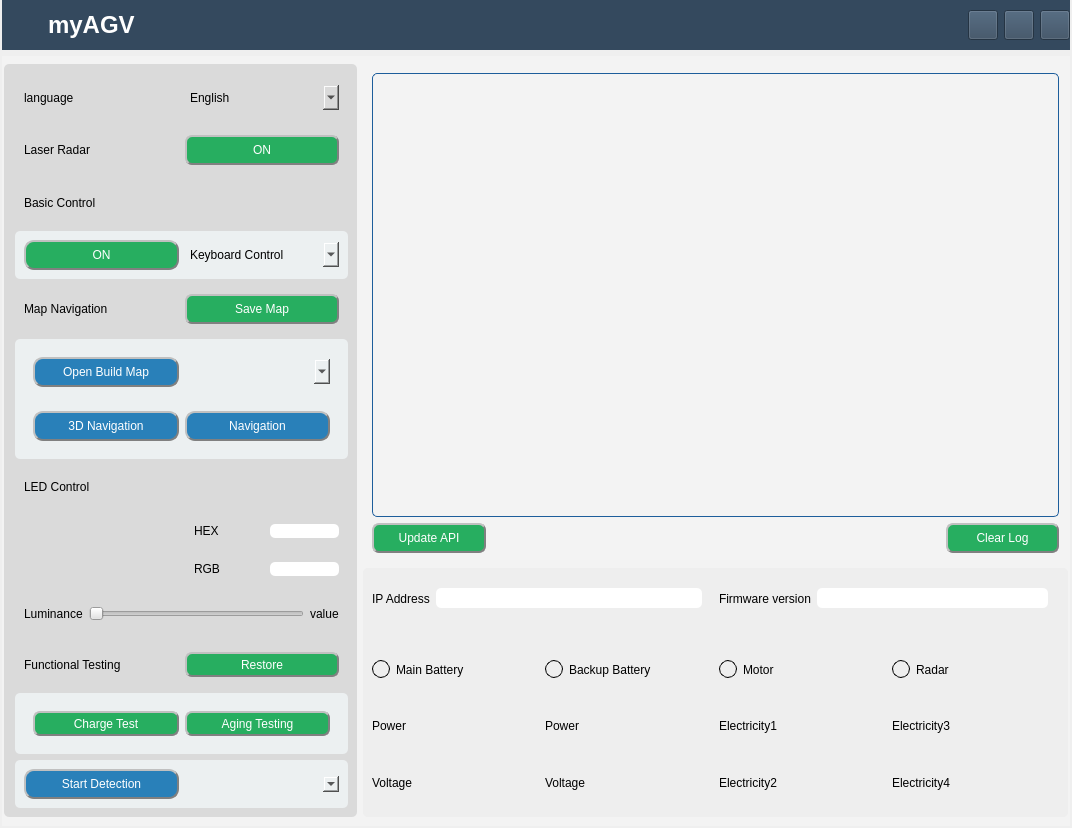
This is widgets/ui/operation.ui in elephantrobotics/AGV_UI as Qt 5 draws it before an edit. The edited form follows.
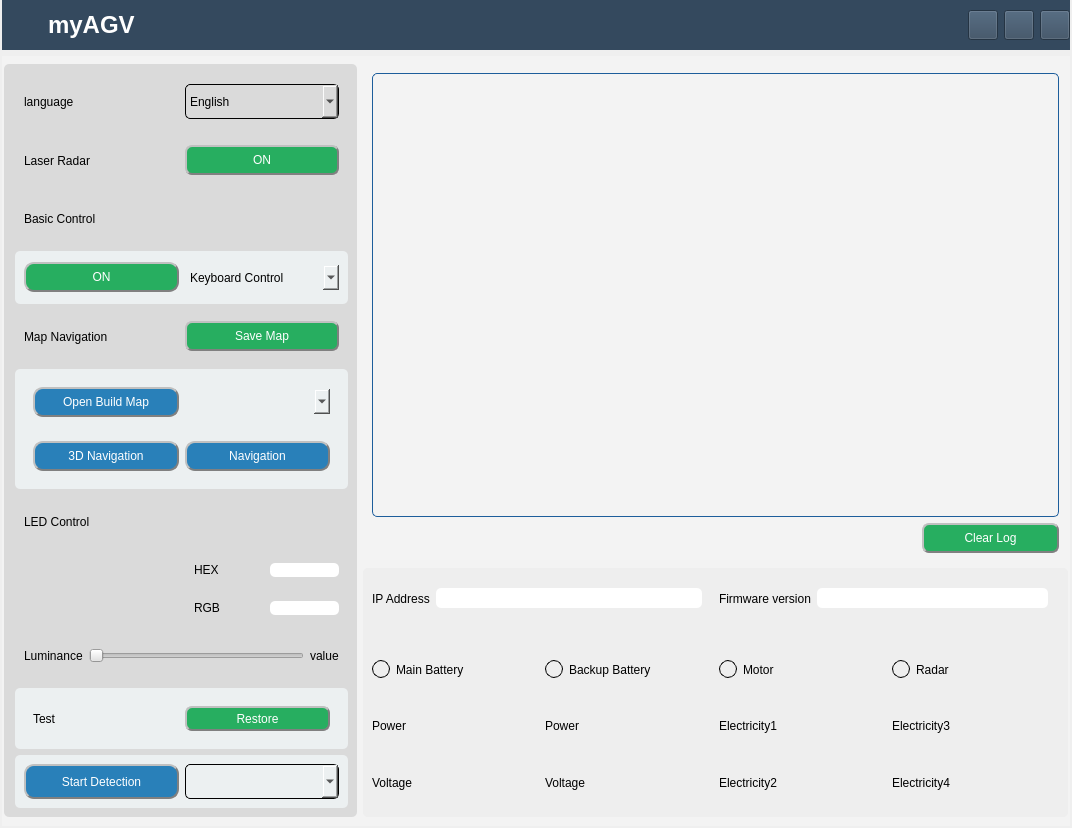
This is the edited form. Icons and pictures are not drawn.

Diff of the .ui file:
```diff
--- a/widgets/ui/operation.ui
+++ b/widgets/ui/operation.ui
@@ -290,6 +290,12 @@
               </item>
               <item>
                <widget class="QComboBox" name="languageSelection">
+                <property name="sizePolicy">
+                 <sizepolicy hsizetype="Preferred" vsizetype="Preferred">
+                  <horstretch>0</horstretch>
+                  <verstretch>0</verstretch>
+                 </sizepolicy>
+                </property>
                 <property name="minimumSize">
                  <size>
                   <width>0</width>
@@ -297,7 +303,9 @@
                  </size>
                 </property>
                 <property name="styleSheet">
-                 <string notr="true">color:black;</string>
+                 <string notr="true">color:black;
+border:1px solid black;
+border-radius: 5px;</string>
                 </property>
                 <item>
                  <property name="text">
@@ -408,6 +416,9 @@
                   <height>25</height>
                  </size>
                 </property>
+                <property name="styleSheet">
+                 <string notr="true">color:black;</string>
+                </property>
                 <item>
                  <property name="text">
                   <string>Keyboard Control</string>
@@ -680,43 +691,6 @@
              </layout>
             </widget>
            </item>
-           <item>
-            <widget class="QWidget" name="widget_2" native="true">
-             <layout class="QHBoxLayout" name="horizontalLayout_19">
-              <item>
-               <widget class="QLabel" name="label_2">
-                <property name="styleSheet">
-                 <string notr="true">font: 13pt &quot;Arial&quot;;</string>
-                </property>
-                <property name="text">
-                 <string>Functional Testing</string>
-                </property>
-               </widget>
-              </item>
-              <item>
-               <widget class="QPushButton" name="Restore_btn">
-                <property name="minimumSize">
-                 <size>
-                  <width>0</width>
-                  <height>25</height>
-                 </size>
-                </property>
-                <property name="styleSheet">
-                 <string notr="true">background-color: rgb(39, 174, 96);
-color: rgb(255, 255, 255);
-border-radius: 7px;
-border: 2px groove gray;
-border-style: outset;
-font: 75 9pt &quot;Arial&quot;;</string>
-                </property>
-                <property name="text">
-                 <string>Restore</string>
-                </property>
-               </widget>
-              </item>
-             </layout>
-            </widget>
-           </item>
            <item>
             <widget class="QWidget" name="widget_22" native="true">
              <property name="styleSheet">
@@ -727,28 +701,17 @@
                <widget class="QWidget" name="widget_23" native="true">
                 <layout class="QHBoxLayout" name="horizontalLayout_28">
                  <item>
-                  <widget class="QPushButton" name="Charge_btn">
-                   <property name="minimumSize">
-                    <size>
-                     <width>0</width>
-                     <height>25</height>
-                    </size>
-                   </property>
+                  <widget class="QLabel" name="label_2">
                    <property name="styleSheet">
-                    <string notr="true">background-color: rgb(39, 174, 96);
-color: rgb(255, 255, 255);
-border-radius: 7px;
-border: 2px groove gray;
-border-style: outset;
-font: 75 9pt &quot;Arial&quot;;</string>
+                    <string notr="true">font: 13pt &quot;Arial&quot;;</string>
                    </property>
                    <property name="text">
-                    <string>Charge Test</string>
+                    <string>Test</string>
                    </property>
                   </widget>
                  </item>
                  <item>
-                  <widget class="QPushButton" name="Aging_btn">
+                  <widget class="QPushButton" name="Restore_btn">
                    <property name="minimumSize">
                     <size>
                      <width>0</width>
@@ -764,7 +727,7 @@
 font: 75 9pt &quot;Arial&quot;;</string>
                    </property>
                    <property name="text">
-                    <string>Aging Testing</string>
+                    <string>Restore</string>
                    </property>
                   </widget>
                  </item>
@@ -783,7 +746,7 @@
               <item>
                <widget class="QPushButton" name="startDetectionBtn">
                 <property name="sizePolicy">
-                 <sizepolicy hsizetype="Minimum" vsizetype="Fixed">
+                 <sizepolicy hsizetype="Minimum" vsizetype="Preferred">
                   <horstretch>0</horstretch>
                   <verstretch>30</verstretch>
                  </sizepolicy>
@@ -812,8 +775,16 @@
               </item>
               <item>
                <widget class="QComboBox" name="functionalComboBoxItems">
+                <property name="sizePolicy">
+                 <sizepolicy hsizetype="Preferred" vsizetype="Preferred">
+                  <horstretch>0</horstretch>
+                  <verstretch>0</verstretch>
+                 </sizepolicy>
+                </property>
                 <property name="styleSheet">
-                 <string notr="true">color:black;</string>
+                 <string notr="true">color:black;
+border:1px solid black;
+border-radius: 5px;</string>
                 </property>
                </widget>
               </item>
@@ -865,28 +836,7 @@
                </widget>
               </item>
               <item>
-               <layout class="QHBoxLayout" name="horizontalLayout_2" stretch="2,8,2">
-                <item>
-                 <widget class="QPushButton" name="UpdateBtn">
-                  <property name="minimumSize">
-                   <size>
-                    <width>0</width>
-                    <height>30</height>
-                   </size>
-                  </property>
-                  <property name="styleSheet">
-                   <string notr="true">background-color: rgb(39, 174, 96);
-color: rgb(255, 255, 255);
-border-radius: 7px;
-border: 2px groove gray;
-border-style: outset;
-font: 75 9pt &quot;Arial&quot;;</string>
-                  </property>
-                  <property name="text">
-                   <string>Update API</string>
-                  </property>
-                 </widget>
-                </item>
+               <layout class="QHBoxLayout" name="horizontalLayout_2" stretch="8,2">
                 <item>
                  <spacer name="horizontalSpacer">
                   <property name="orientation">
```
